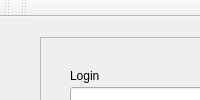
First picture: the form in main_window.ui, repository antonsavchenko94/Authorization, before the edit.
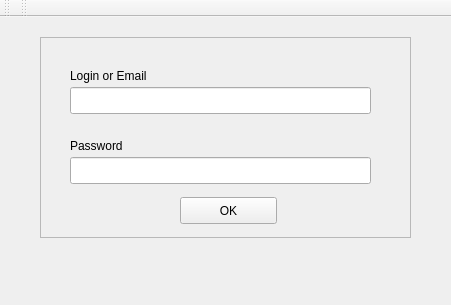
Second picture: the form after the edit.

```diff
--- a/main_window.ui
+++ b/main_window.ui
@@ -2,6 +2,14 @@
 <ui version="4.0">
  <class>MainWindow</class>
  <widget class="QMainWindow" name="MainWindow">
+  <property name="geometry">
+   <rect>
+    <x>0</x>
+    <y>0</y>
+    <width>451</width>
+    <height>305</height>
+   </rect>
+  </property>
   <property name="contextMenuPolicy">
    <enum>Qt::DefaultContextMenu</enum>
   </property>
@@ -62,12 +70,12 @@
       <rect>
        <x>30</x>
        <y>30</y>
-       <width>81</width>
+       <width>131</width>
        <height>17</height>
       </rect>
      </property>
      <property name="text">
-      <string>Login</string>
+      <string>Login or Email</string>
      </property>
     </widget>
     <widget class="QLabel" name="label_8">
```
Left out of the diff: 2 changed lines with no effect on the pictures.
